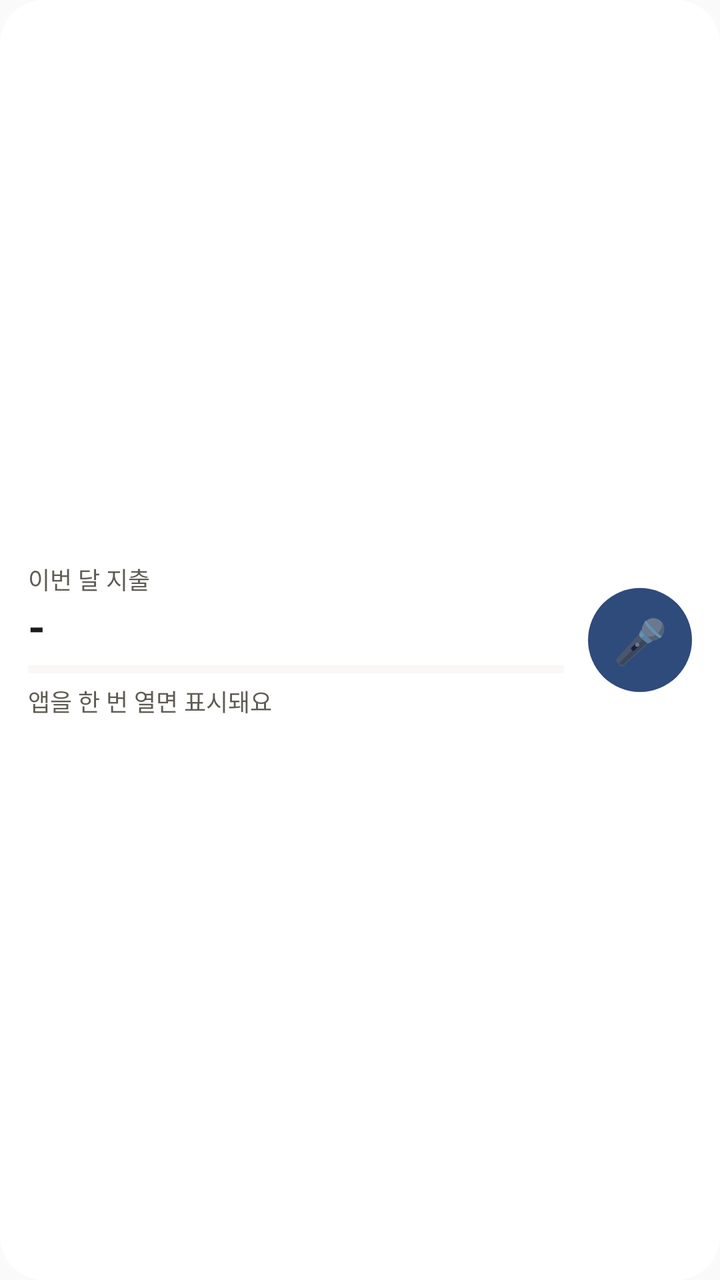
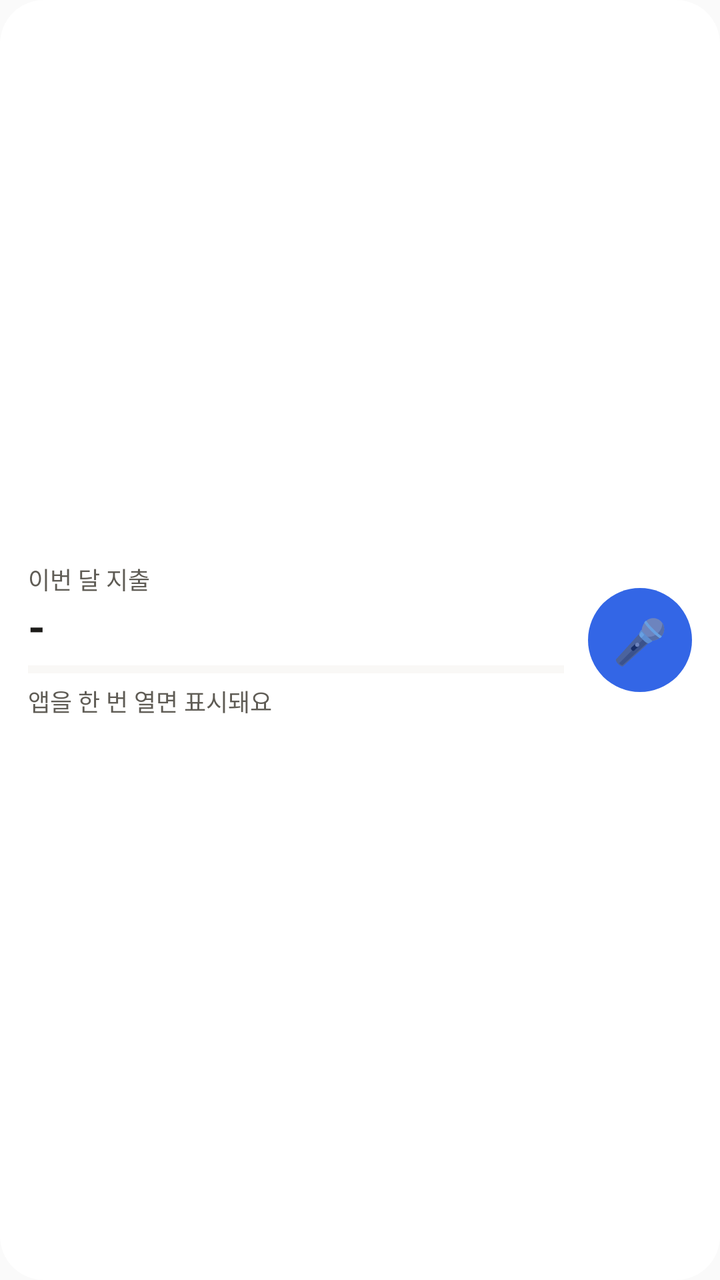

Two renders of the same Android screen: before a commit and after it. Below are the layout's source before the change and the commit's diff.
<!-- AndroidManifest.xml: application theme android:Theme.Material.Light.NoActionBar -->
<!-- res/layout/widget.xml -->
<?xml version="1.0" encoding="utf-8"?>
<LinearLayout xmlns:android="http://schemas.android.com/apk/res/android"
    android:id="@+id/w_root"
    android:layout_width="match_parent"
    android:layout_height="match_parent"
    android:orientation="horizontal"
    android:gravity="center_vertical"
    android:padding="14dp"
    android:background="@drawable/widget_bg">

    <LinearLayout
        android:layout_width="0dp"
        android:layout_height="wrap_content"
        android:layout_weight="1"
        android:orientation="vertical">
        <TextView android:id="@+id/w_title" android:layout_width="wrap_content" android:layout_height="wrap_content"
            android:text="이번 달 지출" android:textSize="12sp" android:textColor="#5F5C55" />
        <TextView android:id="@+id/w_spent" android:layout_width="wrap_content" android:layout_height="wrap_content"
            android:text="-" android:textSize="22sp" android:textStyle="bold" android:textColor="#1C1B19" android:maxLines="1" />
        <ProgressBar android:id="@+id/w_bar" style="?android:attr/progressBarStyleHorizontal"
            android:layout_width="match_parent" android:layout_height="6dp" android:layout_marginTop="4dp"
            android:max="100" android:progress="0" android:progressTint="#2F4B7C" android:progressBackgroundTint="#E7E4DC" />
        <TextView android:id="@+id/w_sub" android:layout_width="wrap_content" android:layout_height="wrap_content"
            android:layout_marginTop="4dp" android:text="앱을 한 번 열면 표시돼요" android:textSize="12sp" android:textColor="#5F5C55" android:maxLines="1" />
    </LinearLayout>

    <TextView android:id="@+id/w_mic"
        android:layout_width="52dp" android:layout_height="52dp" android:layout_marginStart="12dp"
        android:background="@drawable/widget_mic" android:gravity="center"
        android:text="🎤" android:textSize="22sp" android:contentDescription="말로 입력" />
</LinearLayout>
<!-- resources referenced by this layout -->
<resources>
  <!-- drawable widget_bg (drawable) -->
  <?xml version="1.0" encoding="utf-8"?>
  <shape xmlns:android="http://schemas.android.com/apk/res/android" android:shape="rectangle">
      <solid android:color="#FFFFFF" />
      <corners android:radius="22dp" />
  </shape>
  <!-- drawable widget_mic (drawable) -->
  <?xml version="1.0" encoding="utf-8"?>
  <shape xmlns:android="http://schemas.android.com/apk/res/android" android:shape="oval">
      <solid android:color="#2F4B7C" />
  </shape>
</resources>

<!-- the commit's change to res/layout/widget.xml (unified diff, before → after) -->
@@ -19,7 +19,7 @@
             android:text="-" android:textSize="22sp" android:textStyle="bold" android:textColor="#1C1B19" android:maxLines="1" />
         <ProgressBar android:id="@+id/w_bar" style="?android:attr/progressBarStyleHorizontal"
             android:layout_width="match_parent" android:layout_height="6dp" android:layout_marginTop="4dp"
-            android:max="100" android:progress="0" android:progressTint="#2F4B7C" android:progressBackgroundTint="#E7E4DC" />
+            android:max="100" android:progress="0" android:progressTint="#3366E6" android:progressBackgroundTint="#E7E4DC" />
         <TextView android:id="@+id/w_sub" android:layout_width="wrap_content" android:layout_height="wrap_content"
             android:layout_marginTop="4dp" android:text="앱을 한 번 열면 표시돼요" android:textSize="12sp" android:textColor="#5F5C55" android:maxLines="1" />
     </LinearLayout>
<!-- resource entries referenced after the edit -->
@@ -9,7 +9,7 @@
   <!-- drawable widget_mic (drawable) -->
   <?xml version="1.0" encoding="utf-8"?>
   <shape xmlns:android="http://schemas.android.com/apk/res/android" android:shape="oval">
-      <solid android:color="#2F4B7C" />
+      <solid android:color="#3366E6" />
   </shape>
 </resources>
 
